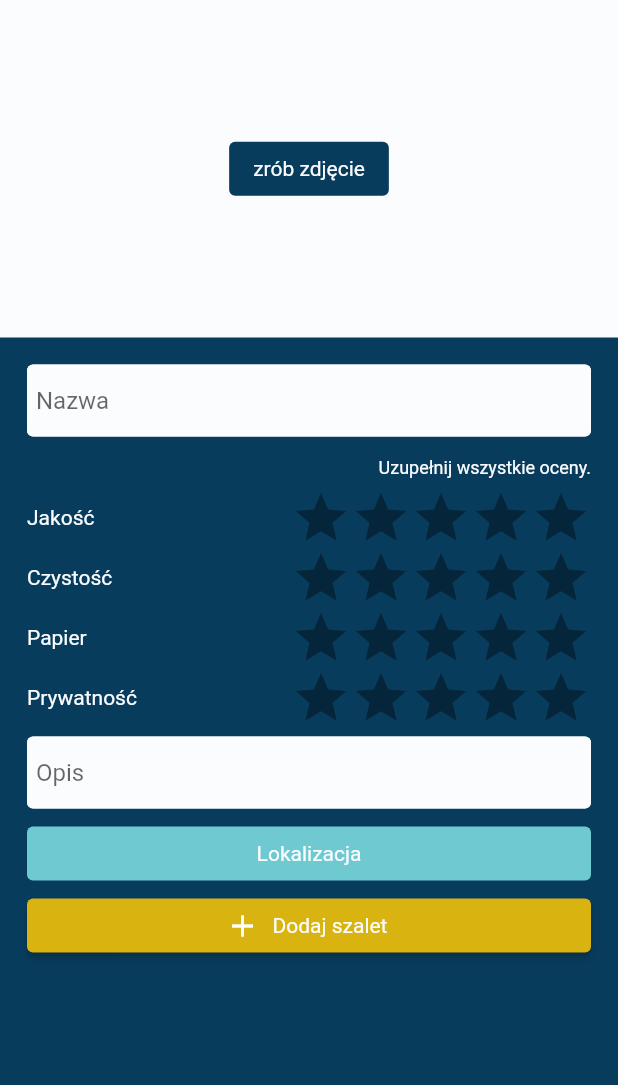
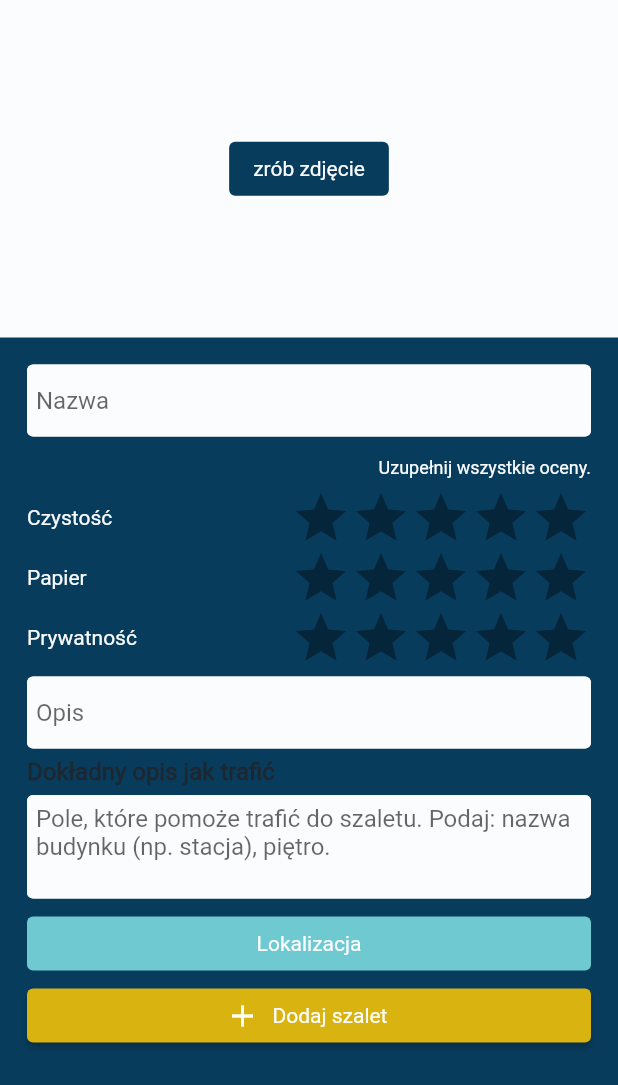
Before and after one commit to artoniaz/chalet, a Flutter app: the AddChalet screen opened directly, on a phone screen of 412 x 824 dp. Shown: the top 1085 px of the screen. Run offline on Flutter 3.47's test engine with Material 2 defaults, Android fonts, the phone set to English and light mode, and no system bars; drawn by our look-alikes of flutter_rating_bar; our stand-ins replace cached_network_image, carousel_slider, cloud_firestore, dio, firebase_auth, firebase_core and 13 more; missing offline and left inert: flutter_polyline_points, geoflutterfire, google_place; accounts and stored records are empty; statements that could not run were skipped.

Commit message:
Added verified chalet. Added map to chalet card

```diff
--- a/lib/models/chalet_model.dart
+++ b/lib/models/chalet_model.dart
@@ -7,26 +7,28 @@ class ChaletModel {
   double rating;
   int numberRating;
   int numberDetailedRating;
-  double quality;
   double clean;
   double paper;
   double privacy;
+  String descriptionHowToGet;
   String? description;
   List<ImageModelUrl> images;
   dynamic position;
+  bool isVerified;
   ChaletModel({
     required this.id,
     required this.name,
     required this.rating,
     required this.numberRating,
     required this.numberDetailedRating,
-    required this.quality,
     required this.clean,
     required this.paper,
     required this.privacy,
+    required this.descriptionHowToGet,
     this.description,
     required this.images,
     required this.position,
+    required this.isVerified,
   });
 
   factory ChaletModel.fromJson(Object? json, String id) {
@@ -36,11 +38,12 @@ class ChaletModel {
         rating: (json as dynamic)['rating'].toDouble() ?? 0.0,
         numberRating: (json as dynamic)['numberRating'] ?? 0,
         numberDetailedRating: (json as dynamic)['numberDetailedRating'] ?? 0,
-        quality: (json as dynamic)['quality']?.toDouble() ?? 0.0,
+        descriptionHowToGet: (json as dynamic)['descriptionHowToGet']?.toString() ?? '',
         clean: (json as dynamic)['clean']?.toDouble() ?? 0.0,
         paper: (json as dynamic)['paper']?.toDouble() ?? 0.0,
         privacy: (json as dynamic)['privacy']?.toDouble() ?? 0.0,
         position: (json as dynamic)['position'] ?? GeoFirePoint(0, 0),
+        isVerified: (json as dynamic)['isVerified'] ?? false,
         images: List<ImageModelUrl>.from(
           (json as dynamic)["images"].map((item) {
             return new ImageModelUrl(
@@ -57,12 +60,13 @@ class ChaletModel {
         'rating': rating,
         'numberRating': numberRating,
         'numberDetailedRating': numberDetailedRating,
-        'quality': quality,
+        'descriptionHowToGet': descriptionHowToGet,
         'clean': clean,
         'paper': paper,
         'privacy': privacy,
         'description': description,
         'images': images,
         'position': position,
+        'isVerified': isVerified,
       };
 }
--- a/lib/screens/add_chalet/add_chalet.dart
+++ b/lib/screens/add_chalet/add_chalet.dart
@@ -30,26 +30,26 @@ class _AddChaletState extends State<AddChalet> {
     rating: 0.0,
     numberRating: 1,
     numberDetailedRating: 1,
-    quality: 0.0,
+    descriptionHowToGet: '',
     clean: 0.0,
     paper: 0.0,
     privacy: 0.0,
     description: '',
     images: [],
     position: GeoFirePoint(0, 0),
+    isVerified: false,
   );
 
   String? _chaletLocalizationAddress;
   bool isFormAllowed = true;
   bool isCreatBtnActive = true;
 
-  void handleQualityRatingUpdate(double rating) => setState(() => _chalet.quality = rating);
   void handleCleanRatingUpdate(double rating) => setState(() => _chalet.clean = rating);
   void handlePaperRatingUpdate(double rating) => setState(() => _chalet.paper = rating);
   void handlePrivacyRatingUpdate(double rating) => setState(() => _chalet.privacy = rating);
 
   double calcRating(ChaletModel chaletModel) {
-    List ratings = [chaletModel.quality, chaletModel.clean, chaletModel.paper, chaletModel.privacy];
+    List ratings = [chaletModel.clean, chaletModel.paper, chaletModel.privacy];
     return ratings.reduce((value, element) => value + element) / ratings.length;
   }
 
@@ -71,7 +71,7 @@ class _AddChaletState extends State<AddChalet> {
     setState(() => isCreatBtnActive = false);
 
     if (_formKey.currentState!.validate()) {
-      if (_chalet.quality > 0 && _chalet.clean > 0 && _chalet.paper > 0 && _chalet.privacy > 0) {
+      if (_chalet.clean > 0 && _chalet.paper > 0 && _chalet.privacy > 0) {
         EasyLoading.show(status: '', maskType: EasyLoadingMaskType.black);
         try {
           ImageFileListModel imageListModel = Provider.of<ImageFileListModel>(context, listen: false);
@@ -124,10 +124,6 @@ class _AddChaletState extends State<AddChalet> {
                               .copyWith(color: isFormAllowed ? Palette.backgroundWhite : Palette.errorRed)),
                       VerticalSizedBox8(),
                       RatingBarRow(
-                        label: 'Jakość',
-                        handleRatingUpdate: handleQualityRatingUpdate,
-                      ),
-                      RatingBarRow(
                         label: 'Czystość',
                         handleRatingUpdate: handleCleanRatingUpdate,
                       ),
@@ -139,6 +135,22 @@ class _AddChaletState extends State<AddChalet> {
                       VerticalSizedBox8(),
                       TextFormField(
                         decoration: textInputDecoration.copyWith(hintText: 'Opis'),
+                        onChanged: (val) => setState(() => _chalet.description = val),
+                      ),
+                      VerticalSizedBox8(),
+                      Text(
+                        'Dokładny opis jak trafić',
+                        style: Theme.of(context).textTheme.headline6!.copyWith(
+                              fontWeight: FontWeight.w700,
+                            ),
+                      ),
+                      VerticalSizedBox8(),
+                      TextFormField(
+                        decoration: textInputDecoration.copyWith(
+                            hintText:
+                                'Pole, które pomoże trafić do szaletu. Podaj: nazwa budynku (np. stacja), piętro.'),
+                        minLines: 3,
+                        maxLines: 4,
                         onChanged: (val) => setState(() => _chalet.description = val),
                       ),
                       VerticalSizedBox8(),
--- a/lib/screens/chalet/chalet_details/chalet_details.dart
+++ b/lib/screens/chalet/chalet_details/chalet_details.dart
@@ -36,7 +36,11 @@ class _ChaletDetailsState extends State<ChaletDetails> {
         slivers: [
           CustomAppBars.customImageSliderSliverAppBar(_chalet!, _pictureHeight),
           SliverToBoxAdapter(
-            child: ChaletCard(controller: _controller, chalet: _chalet),
+            child: ChaletCard(
+              controller: _controller,
+              chalet: _chalet,
+              isMapEnabled: true,
+            ),
           ),
         ],
       ),
--- a/lib/screens/chalet_map/chalet_map.dart
+++ b/lib/screens/chalet_map/chalet_map.dart
@@ -141,6 +141,7 @@ class _ChaletMapState extends State<ChaletMap> with AutomaticKeepAliveClientMixi
                 : ChaletCard(
                     controller: controller,
                     chalet: _activeChalet,
+                    isMapEnabled: false,
                   ),
             onPanelSlide: (pos) {
               final panelMaxScrollExtend = _panelHeightOpen - MediaQuery.of(context).size.height * 0.2;
--- a/lib/widgets/chalet_convenience.dart
+++ b/lib/widgets/chalet_convenience.dart
@@ -22,7 +22,7 @@ class ChaletConvenience extends StatelessWidget {
   Widget build(BuildContext context) {
     return Container(
       width: width,
-      padding: EdgeInsets.all(Dimentions.medium),
+      padding: EdgeInsets.all(Dimentions.small),
       decoration: BoxDecoration(
         color: Palette.white,
         borderRadius: BorderRadius.circular(
--- a/pubspec.yaml
+++ b/pubspec.yaml
@@ -15,7 +15,7 @@ publish_to: 'none' # Remove this line if you wish to publish to pub.dev
 # In iOS, build-name is used as CFBundleShortVersionString while build-number used as CFBundleVersion.
 # Read more about iOS versioning at
 # https://developer.apple.com/library/archive/documentation/General/Reference/InfoPlistKeyReference/Articles/CoreFoundationKeys.html
-version: 1.0.2+2
+version: 1.0.3+3
 
 environment:
   sdk: ">=2.12.0 <3.0.0"
```
Also changed, not shown: lib/screens/chalet/chalet_card/chalet_card.dart (+74 -8 lines), lib/services/chalet_service.dart (+4 -3 lines).
